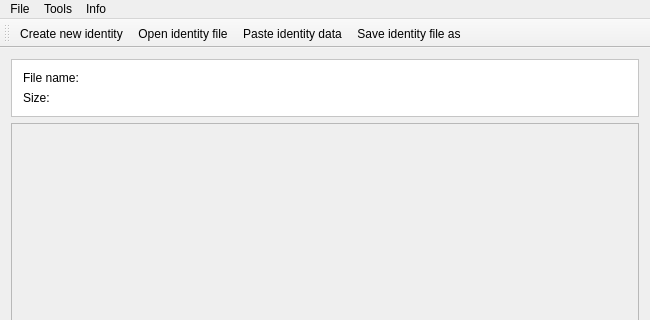
First picture: the form in mainwindow.ui, repository sqrldev/IdTool, before the edit; both pictures show x 0 to 650 and y 0 to 320 of the 650 by 700 pixel window.
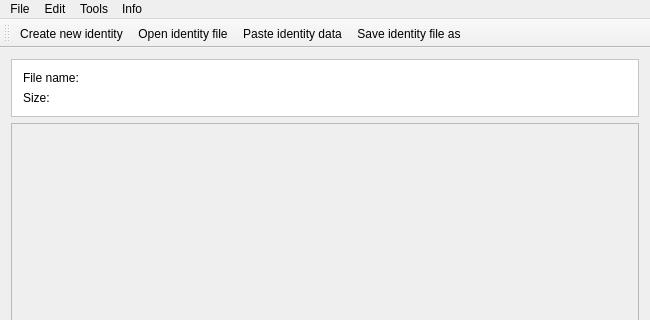
Second picture: the form after the edit. Icons and pictures are not drawn.

Commit message: Add "Edit -> Identity settings" main menu item

Patch:
```diff
--- a/mainwindow.ui
+++ b/mainwindow.ui
@@ -173,7 +173,14 @@
     <addaction name="separator"/>
     <addaction name="actionCreateSiteKeys"/>
    </widget>
+   <widget class="QMenu" name="menuEdit">
+    <property name="title">
+     <string>Edit</string>
+    </property>
+    <addaction name="actionIdentitySettings"/>
+   </widget>
    <addaction name="menuFile"/>
+   <addaction name="menuEdit"/>
    <addaction name="menuTools"/>
    <addaction name="menuInfo"/>
   </widget>
```
Left out of the diff: 9 changed lines with no effect on the pictures. The commit also changes 3 other files.
